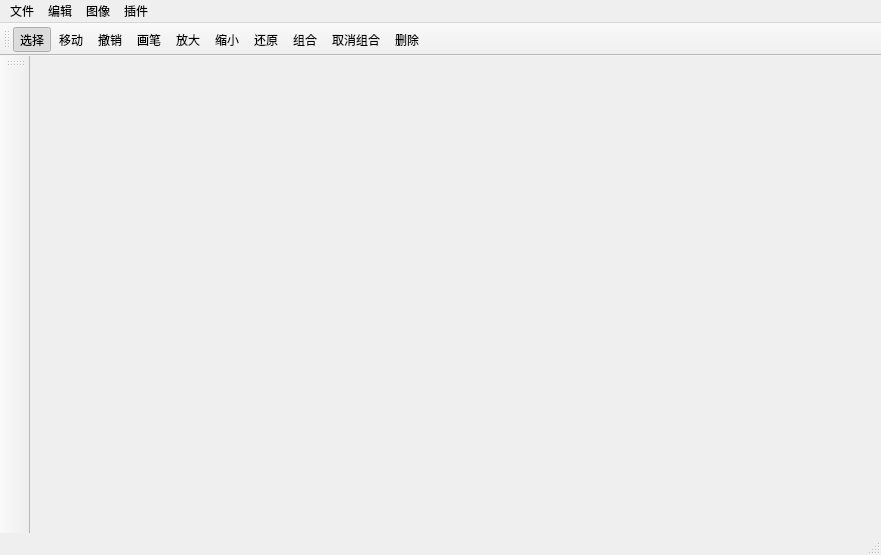
First picture: the form in mainwindow.ui, repository ITERATOR-ACM-TEAM/VIPainter, before the edit.
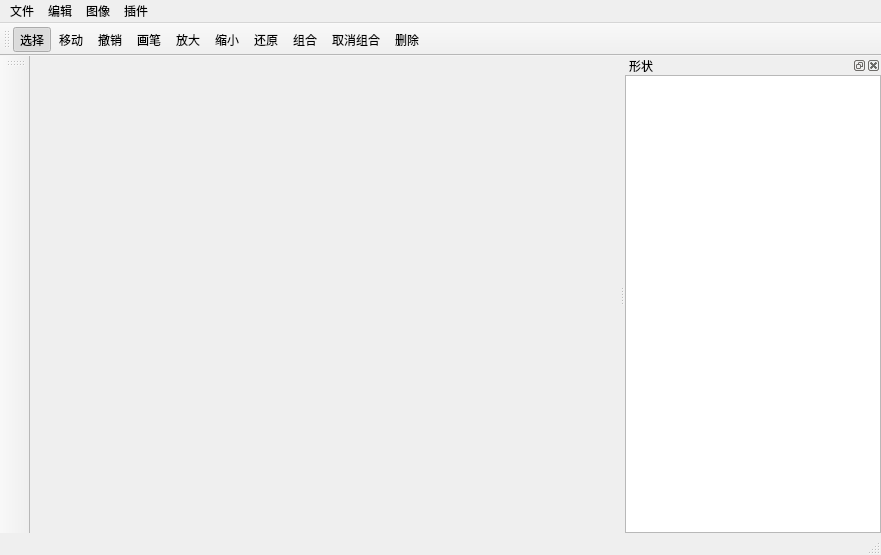
Second picture: the form after the edit. Icons and pictures are not drawn.

Diff of the .ui file:
```diff
--- a/mainwindow.ui
+++ b/mainwindow.ui
@@ -109,6 +109,67 @@
     <bool>false</bool>
    </attribute>
   </widget>
+  <widget class="QDockWidget" name="shapesDock">
+   <property name="enabled">
+    <bool>true</bool>
+   </property>
+   <property name="sizePolicy">
+    <sizepolicy hsizetype="Preferred" vsizetype="Preferred">
+     <horstretch>0</horstretch>
+     <verstretch>0</verstretch>
+    </sizepolicy>
+   </property>
+   <property name="maximumSize">
+    <size>
+     <width>524287</width>
+     <height>524287</height>
+    </size>
+   </property>
+   <property name="toolTip">
+    <string>形状</string>
+   </property>
+   <property name="statusTip">
+    <string/>
+   </property>
+   <property name="floating">
+    <bool>false</bool>
+   </property>
+   <property name="allowedAreas">
+    <set>Qt::LeftDockWidgetArea|Qt::RightDockWidgetArea</set>
+   </property>
+   <property name="windowTitle">
+    <string>形状</string>
+   </property>
+   <attribute name="dockWidgetArea">
+    <number>2</number>
+   </attribute>
+   <widget class="QWidget" name="dockWidgetContents">
+    <layout class="QVBoxLayout" name="verticalLayout">
+     <property name="spacing">
+      <number>0</number>
+     </property>
+     <property name="leftMargin">
+      <number>0</number>
+     </property>
+     <property name="topMargin">
+      <number>0</number>
+     </property>
+     <property name="rightMargin">
+      <number>0</number>
+     </property>
+     <property name="bottomMargin">
+      <number>0</number>
+     </property>
+     <item>
+      <widget class="QListView" name="listView">
+       <property name="statusTip">
+        <string>形状</string>
+       </property>
+      </widget>
+     </item>
+    </layout>
+   </widget>
+  </widget>
   <action name="actionPen">
    <property name="icon">
     <iconset resource="icon.qrc">
```
Left out of the diff: 15 changed lines with no effect on the pictures.
